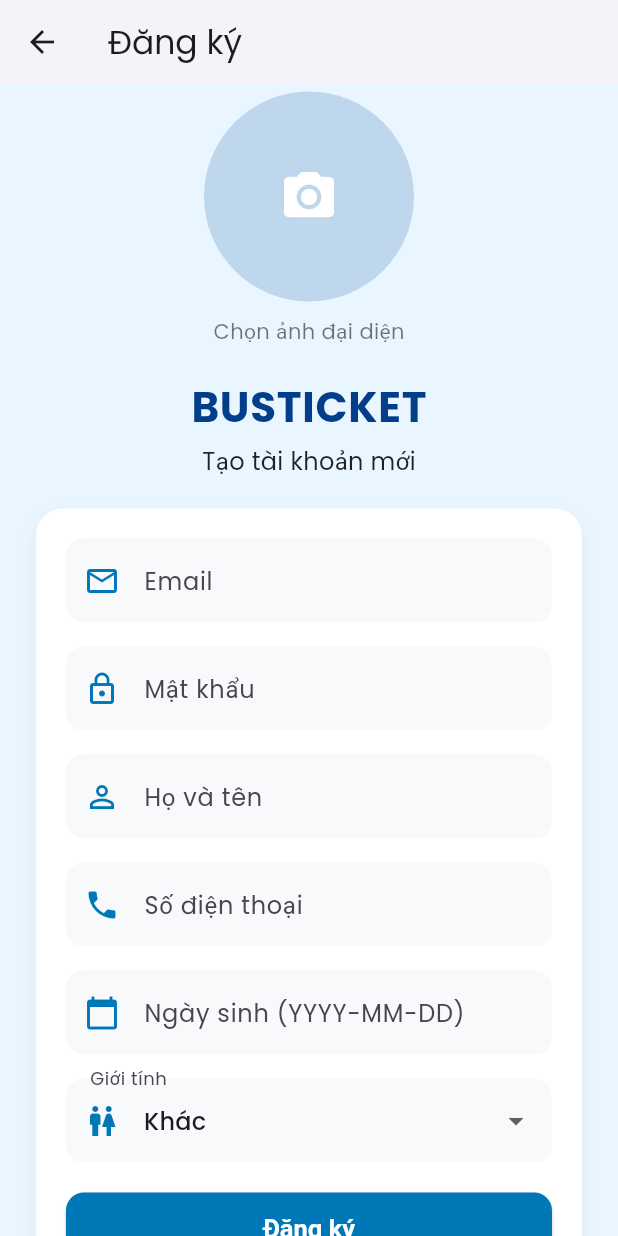
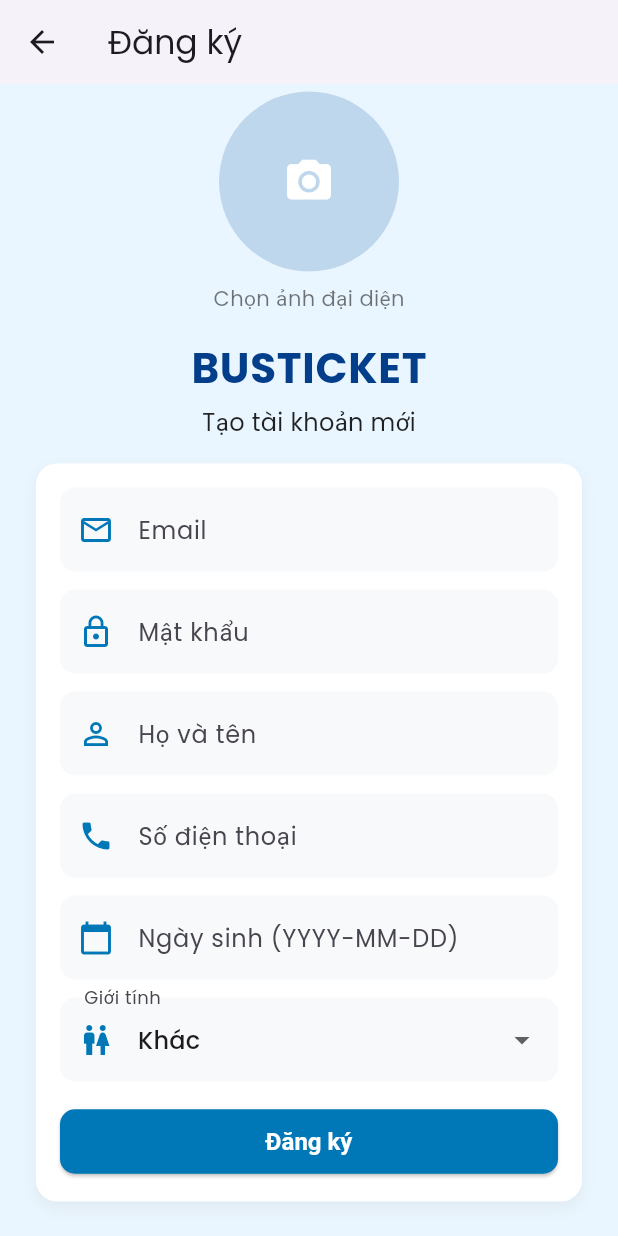
Before and after one commit to nhittt29/busticket-app, a Flutter app: the RegisterScreen screen opened by its route, on a phone screen of 412 x 824 dp. Run offline on Flutter 3.47's test engine with Material 3 defaults, Android fonts, the phone set to English and light mode, and no system bars; our stand-ins replace equatable, firebase_core, flutter_bloc, flutter_cache_manager, google_fonts, image_picker and 2 more; accounts and stored records are empty.

Commit message:
fix(register): compact form 20% smaller + perfect spacing

```diff
--- a/frontend/lib/screens/register_screen.dart
+++ b/frontend/lib/screens/register_screen.dart
@@ -19,7 +19,7 @@ class _RegisterScreenState extends State<RegisterScreen> {
   String password = '';
   String name = '';
   String phone = '';
-  String dob = ''; // STRING để hiển thị
+  String dob = '';
   String gender = 'OTHER';
   File? _avatarFile;
   final ImagePicker _picker = ImagePicker();
@@ -58,24 +58,24 @@ class _RegisterScreenState extends State<RegisterScreen> {
                 return Column(
                   mainAxisAlignment: MainAxisAlignment.start,
                   children: [
-                    // Avatar Picker
+                    // Avatar Picker - GIẢM 70→60
                     GestureDetector(
                       onTap: _pickAvatar,
                       child: CircleAvatar(
-                        radius: 70,
+                        radius: 60, // ✅ GIẢM: 70→60
                         backgroundColor: const Color(0xFFBFD7ED),
                         backgroundImage: _avatarFile != null ? FileImage(_avatarFile!) : null,
                         child: _avatarFile == null
-                            ? const Icon(Icons.camera_alt, size: 40, color: Colors.white)
+                            ? const Icon(Icons.camera_alt, size: 35, color: Colors.white) // ✅ GIẢM: 40→35
                             : null,
                       ),
                     ),
-                    const SizedBox(height: 10),
+                    const SizedBox(height: 8), // ✅ GIẢM: 10→8
                     const Text(
                       'Chọn ảnh đại diện',
                       style: TextStyle(color: Colors.black54, fontSize: 14)
                     ),
-                    const SizedBox(height: 20),
+                    const SizedBox(height: 16), // ✅ GIẢM: 20→16
 
                     // Logo & Title
                     const Text(
@@ -92,19 +92,19 @@ class _RegisterScreenState extends State<RegisterScreen> {
                       'Tạo tài khoản mới',
                       style: TextStyle(fontSize: 16, color: Colors.black87)
                     ),
-                    const SizedBox(height: 20),
+                    const SizedBox(height: 16), // ✅ GIẢM: 20→16
 
-                    // Form Container
+                    // Form Container - NHỎ LẠI
                     Container(
-                      padding: const EdgeInsets.all(20),
+                      padding: const EdgeInsets.all(16), // ✅ GIẢM: 20→16
                       decoration: BoxDecoration(
                         color: Colors.white,
-                        borderRadius: BorderRadius.circular(18),
+                        borderRadius: BorderRadius.circular(14), // ✅ GIẢM: 18→14
                         boxShadow: [
                           BoxShadow(
                             color: Colors.grey.withOpacity(0.15),
-                            blurRadius: 10,
-                            offset: const Offset(0, 5)
+                            blurRadius: 8, // ✅ GIẢM: 10→8
+                            offset: const Offset(0, 4) // ✅ GIẢM: 5→4
                           )
                         ],
                       ),
@@ -120,7 +120,7 @@ class _RegisterScreenState extends State<RegisterScreen> {
                                 filled: true,
                                 fillColor: const Color(0xFFF7F9FB),
                                 border: OutlineInputBorder(
-                                  borderRadius: BorderRadius.circular(12),
+                                  borderRadius: BorderRadius.circular(10), // ✅ GIẢM: 12→10
                                   borderSide: BorderSide.none
                                 ),
                               ),
@@ -131,7 +131,7 @@ class _RegisterScreenState extends State<RegisterScreen> {
                                       ? null
                                       : 'Email không hợp lệ',
                             ),
-                            const SizedBox(height: 16),
+                            const SizedBox(height: 12), // ✅ GIẢM: 16→12
 
                             // Password
                             TextFormField(
@@ -141,7 +141,7 @@ class _RegisterScreenState extends State<RegisterScreen> {
                                 filled: true,
                                 fillColor: const Color(0xFFF7F9FB),
                                 border: OutlineInputBorder(
-                                  borderRadius: BorderRadius.circular(12),
+                                  borderRadius: BorderRadius.circular(10),
                                   borderSide: BorderSide.none
                                 ),
                               ),
@@ -153,7 +153,7 @@ class _RegisterScreenState extends State<RegisterScreen> {
                                       ? null
                                       : 'Mật khẩu tối thiểu 8 ký tự',
                             ),
-                            const SizedBox(height: 16),
+                            const SizedBox(height: 12), // ✅ GIẢM: 16→12
 
                             // Name
                             TextFormField(
@@ -163,7 +163,7 @@ class _RegisterScreenState extends State<RegisterScreen> {
                                 filled: true,
                                 fillColor: const Color(0xFFF7F9FB),
                                 border: OutlineInputBorder(
-                                  borderRadius: BorderRadius.circular(12),
+                                  borderRadius: BorderRadius.circular(10),
                                   borderSide: BorderSide.none
                                 ),
                               ),
@@ -174,7 +174,7 @@ class _RegisterScreenState extends State<RegisterScreen> {
                                       ? null
                                       : 'Bắt buộc nhập họ tên',
                             ),
-                            const SizedBox(height: 16),
+                            const SizedBox(height: 12), // ✅ GIẢM: 16→12
 
                             // Phone
                             TextFormField(
@@ -184,7 +184,7 @@ class _RegisterScreenState extends State<RegisterScreen> {
                                 filled: true,
                                 fillColor: const Color(0xFFF7F9FB),
                                 border: OutlineInputBorder(
-                                  borderRadius: BorderRadius.circular(12),
+                                  borderRadius: BorderRadius.circular(10),
                                   borderSide: BorderSide.none
                                 ),
                               ),
@@ -198,7 +198,7 @@ class _RegisterScreenState extends State<RegisterScreen> {
                                       ? null
                                       : 'Số điện thoại không hợp lệ',
                             ),
-                            const SizedBox(height: 16),
+                            const SizedBox(height: 12), // ✅ GIẢM: 16→12
 
                             // Date of Birth
                             TextFormField(
@@ -208,7 +208,7 @@ class _RegisterScreenState extends State<RegisterScreen> {
                                 filled: true,
                                 fillColor: const Color(0xFFF7F9FB),
                                 border: OutlineInputBorder(
-                                  borderRadius: BorderRadius.circular(12),
+                                  borderRadius: BorderRadius.circular(10),
                                   borderSide: BorderSide.none
                                 ),
                               ),
@@ -227,7 +227,7 @@ class _RegisterScreenState extends State<RegisterScreen> {
                                 }
                               },
                             ),
-                            const SizedBox(height: 16),
+                            const SizedBox(height: 12), // ✅ GIẢM: 16→12
 
                             // Gender Dropdown
                             DropdownButtonFormField<String>(
@@ -237,7 +237,7 @@ class _RegisterScreenState extends State<RegisterScreen> {
                                 filled: true,
                                 fillColor: const Color(0xFFF7F9FB),
                                 border: OutlineInputBorder(
-                                  borderRadius: BorderRadius.circular(12),
+                                  borderRadius: BorderRadius.circular(10),
                                   borderSide: BorderSide.none
                                 ),
                               ),
@@ -255,17 +255,17 @@ class _RegisterScreenState extends State<RegisterScreen> {
                               validator: (value) =>
                                   value == null ? 'Bắt buộc chọn giới tính' : null,
                             ),
-                            const SizedBox(height: 20),
+                            const SizedBox(height: 16), // ✅ GIẢM: 20→16
 
-                            // Register Button
+                            // Register Button - NHỎ LẠI
                             SizedBox(
                               width: double.infinity,
                               child: ElevatedButton(
                                 style: ElevatedButton.styleFrom(
                                   backgroundColor: const Color(0xFF0077B6),
-                                  padding: const EdgeInsets.symmetric(vertical: 14),
+                                  padding: const EdgeInsets.symmetric(vertical: 12), // ✅ GIẢM: 14→12
                                   shape: RoundedRectangleBorder(
-                                    borderRadius: BorderRadius.circular(12)
+                                    borderRadius: BorderRadius.circular(10) // ✅ GIẢM: 12→10
                                   ),
                                 ),
                                 onPressed: state.isLoading
@@ -285,7 +285,6 @@ class _RegisterScreenState extends State<RegisterScreen> {
                                             return;
                                           }
 
-                                          // ✅ FIX: GỬI dob dạng DateTime cho AuthBloc
                                           context.read<AuthBloc>().add(RegisterEvent(
                                             email,
                                             password,
@@ -301,7 +300,7 @@ class _RegisterScreenState extends State<RegisterScreen> {
                                     ? const CircularProgressIndicator(color: Colors.white)
                                     : const Text(
                                         'Đăng ký',
-                                        style: TextStyle(fontSize: 17, color: Colors.white)
+                                        style: TextStyle(fontSize: 16, color: Colors.white) // ✅ GIẢM: 17→16
                                       ),
                               ),
                             ),
@@ -309,7 +308,7 @@ class _RegisterScreenState extends State<RegisterScreen> {
                         ),
                       ),
                     ),
-                    const SizedBox(height: 20),
+                    const SizedBox(height: 16), // ✅ GIẢM: 20→16
 
                     // Login Link
                     Row(
```
